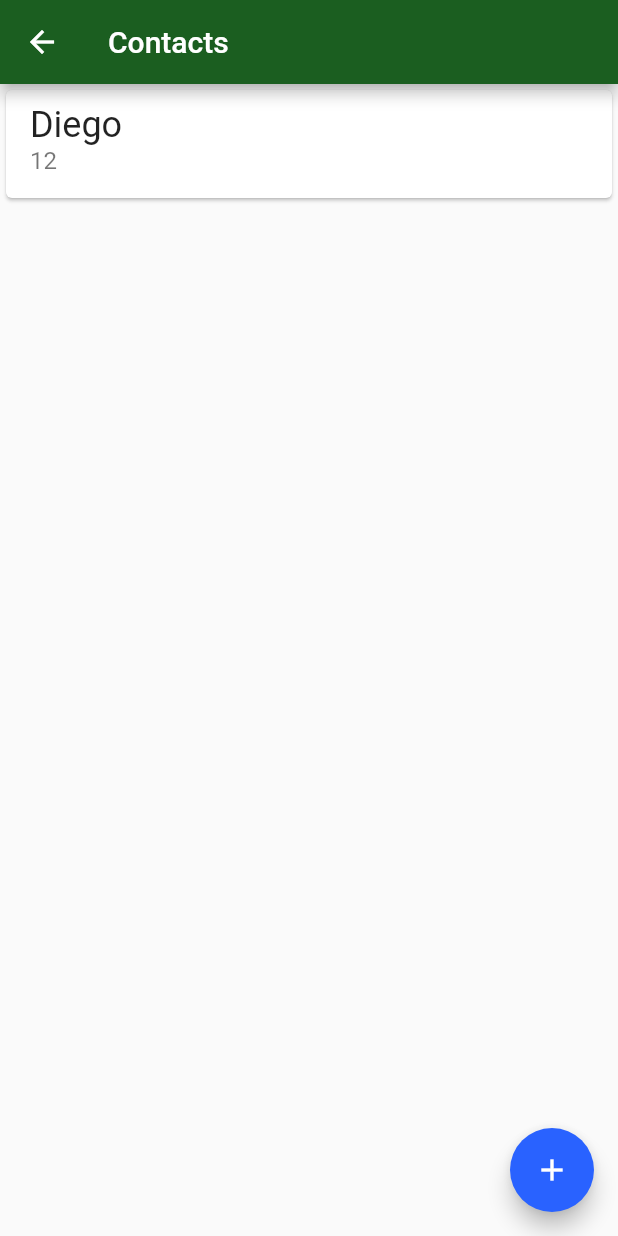
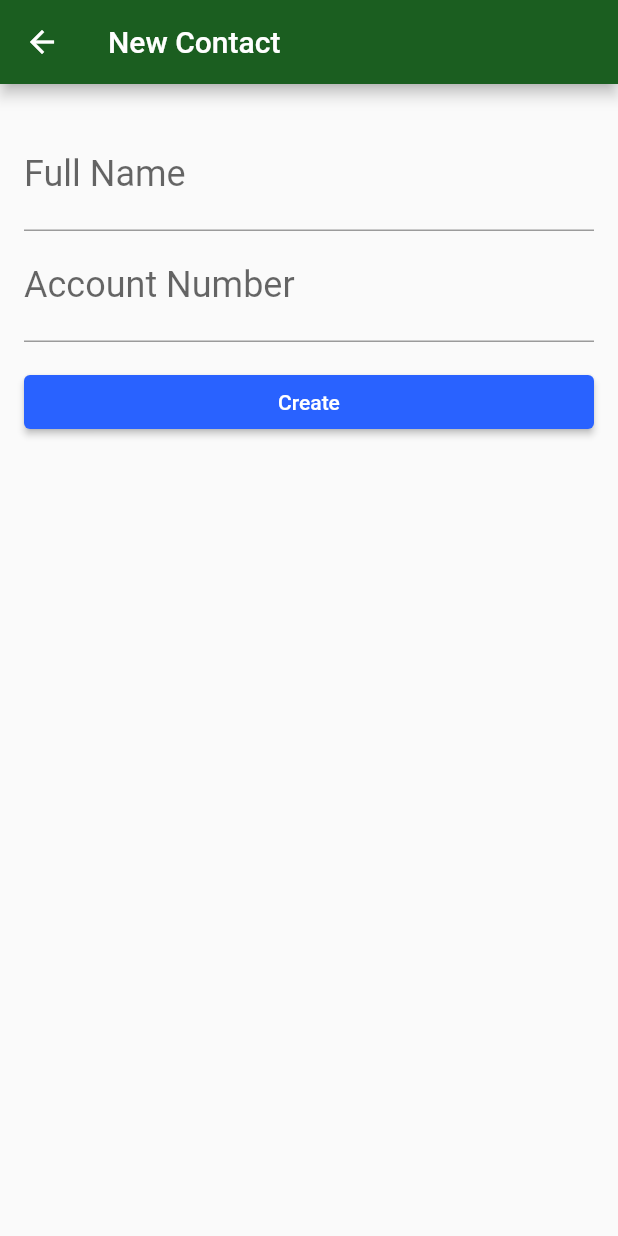
Before and after one commit to lcm4693/bytebank_persist, a Flutter app: the ContactsList screen opened directly, after a tap on the "add" icon, on a phone screen of 412 x 824 dp. Run offline on Flutter 3.47's test engine with Material 2 defaults, Android fonts, the phone set to English and light mode, and no system bars.

Commit message:
fim modulo 2

```diff
--- a/lib/main.dart
+++ b/lib/main.dart
@@ -1,3 +1,4 @@
+import 'package:bytebank_persist/screens/contact_form.dart';
 import 'package:bytebank_persist/screens/dashboard.dart';
 import 'package:flutter/material.dart';
 
--- /dev/null
+++ b/lib/models/contact.dart
@@ -0,0 +1,14 @@
+class Contact {
+  final String name;
+  final int accountNumber;
+
+  Contact(
+    this.name,
+    this.accountNumber,
+  );
+
+  @override
+  String toString() {
+    return 'Contact name:$name accountNumber:$accountNumber';
+  }
+}
--- /dev/null
+++ b/lib/screens/contact_form.dart
@@ -0,0 +1,68 @@
+import 'package:bytebank_persist/models/contact.dart';
+import 'package:flutter/material.dart';
+
+class ContactForm extends StatefulWidget {
+  @override
+  State<StatefulWidget> createState() {
+    // TODO: implement createState
+    return ContactFormState();
+  }
+}
+
+class ContactFormState extends State<ContactForm> {
+  final TextEditingController _nameController = TextEditingController();
+  final TextEditingController _accountNumberController =
+      TextEditingController();
+
+  @override
+  Widget build(BuildContext context) {
+    return Scaffold(
+      appBar: AppBar(
+        title: Text('New Contact'),
+      ),
+      body: Padding(
+          padding: const EdgeInsets.all(16.0),
+          child: Column(
+            children: <Widget>[
+              Padding(
+                  padding: const EdgeInsets.only(top: 8.0),
+                  child: TextField(
+                    controller: _nameController,
+                    decoration: InputDecoration(
+                      labelText: 'Full Name',
+                    ),
+                    style: TextStyle(
+                      fontSize: 24.0,
+                    ),
+                  )),
+              TextField(
+                controller: _accountNumberController,
+                decoration: InputDecoration(
+                  labelText: 'Account Number',
+                ),
+                style: TextStyle(
+                  fontSize: 24.0,
+                ),
+                keyboardType: TextInputType.number,
+              ),
+              Padding(
+                  padding: const EdgeInsets.only(top: 16.0),
+                  child: SizedBox(
+                    width: double.maxFinite,
+                    child: RaisedButton(
+                      onPressed: () {
+                        final String name = _nameController.text;
+                        final int account =
+                            int.tryParse(_accountNumberController.text);
+                        final Contact contact = Contact(name, account);
+
+                        Navigator.pop(context, contact);
+                      },
+                      child: Text('Create'),
+                    ),
+                  ))
+            ],
+          )),
+    );
+  }
+}
--- a/lib/screens/contacts_list.dart
+++ b/lib/screens/contacts_list.dart
@@ -1,3 +1,4 @@
+import 'package:bytebank_persist/screens/contact_form.dart';
 import 'package:flutter/material.dart';
 
 class ContactsList extends StatelessWidget {
@@ -23,7 +24,11 @@ class ContactsList extends StatelessWidget {
           ],
         ),
         floatingActionButton: FloatingActionButton(
-          onPressed: () {},
+          onPressed: () {
+            Navigator.of(context).push(MaterialPageRoute(builder: (context) {
+              return ContactForm();
+            })).then((value) => {debugPrint(value.toString())});
+          },
           child: Icon(Icons.add),
         ));
   }
```
